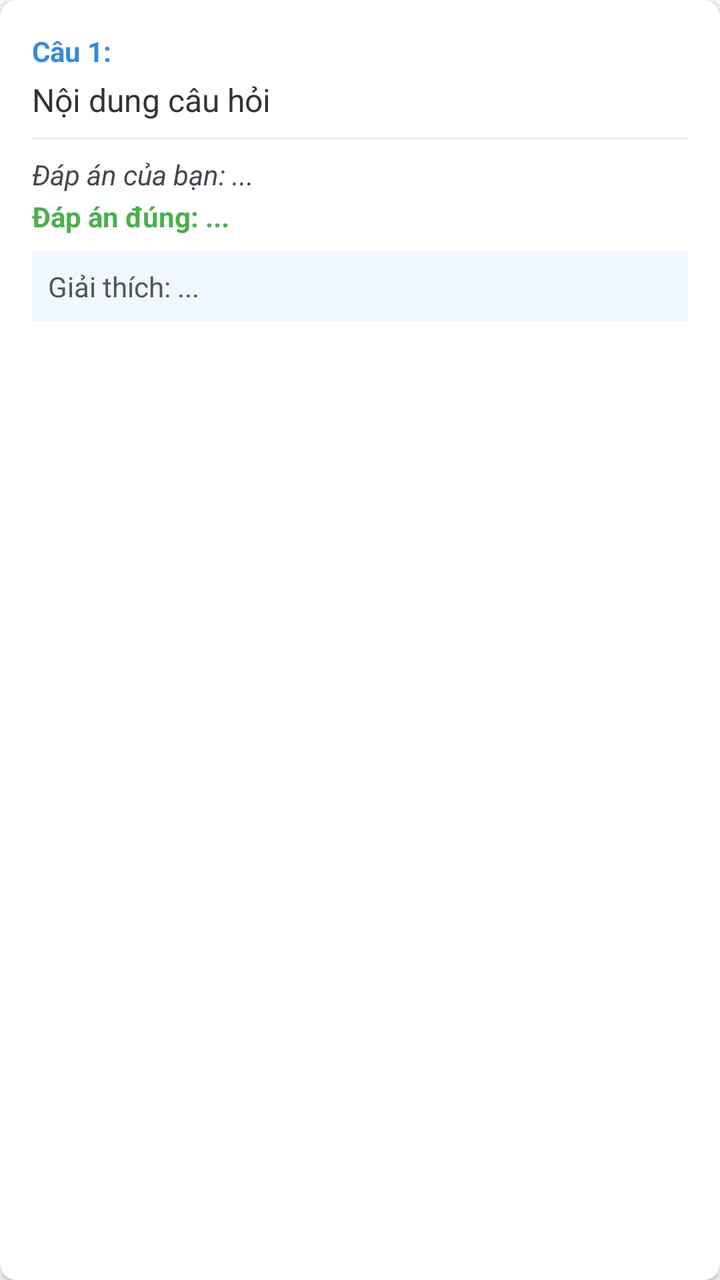
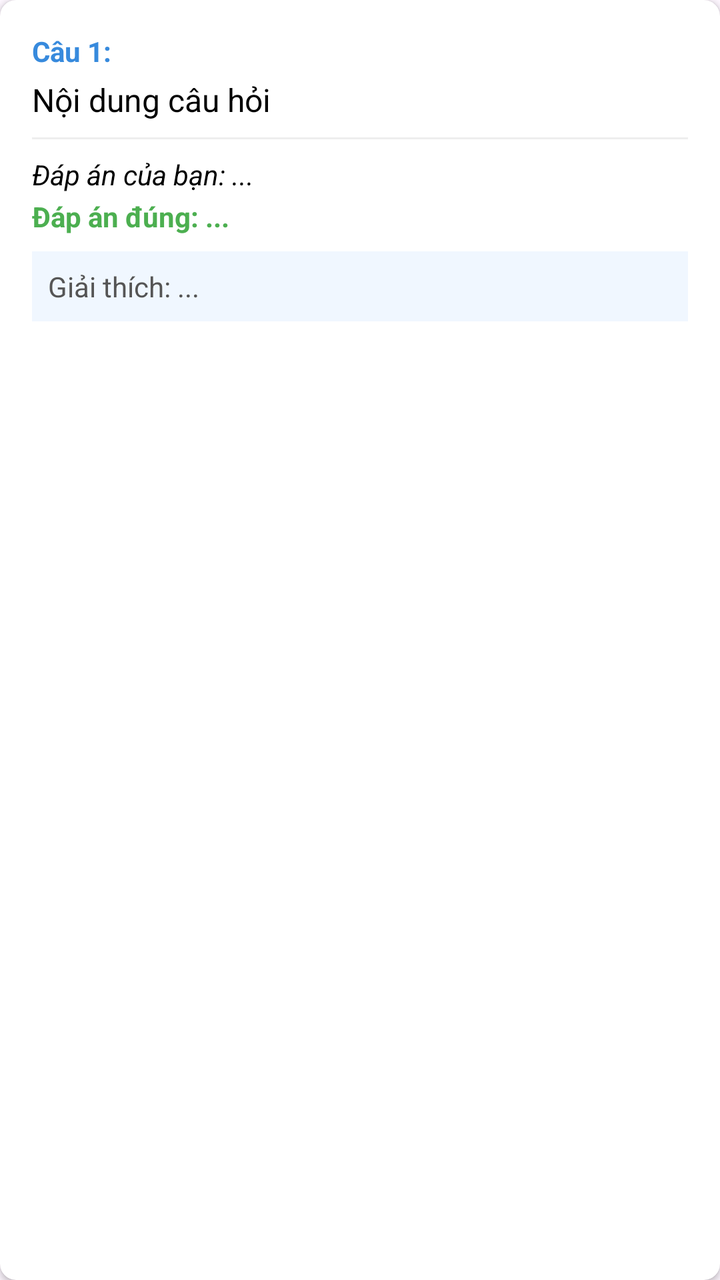

The first picture is an Android layout as it rendered before a commit; the second is the same layout after the commit. The layout source and the unified diff follow.
<!-- AndroidManifest.xml: application theme Theme.Nhom_2_Android_Final -->
<!-- res/layout/item_review_question.xml -->
<?xml version="1.0" encoding="utf-8"?>
<androidx.cardview.widget.CardView xmlns:android="http://schemas.android.com/apk/res/android"
    xmlns:app="http://schemas.android.com/apk/res-auto"
    android:layout_width="match_parent"
    android:layout_height="wrap_content"
    android:layout_margin="8dp"
    app:cardCornerRadius="8dp"
    app:cardElevation="2dp">

    <LinearLayout
        android:layout_width="match_parent"
        android:layout_height="wrap_content"
        android:orientation="vertical"
        android:padding="16dp">

        <TextView
            android:id="@+id/tvQuestionNo"
            android:layout_width="wrap_content"
            android:layout_height="wrap_content"
            android:text="Câu 1:"
            android:textColor="#378ADD"
            android:textStyle="bold" />

        <TextView
            android:id="@+id/tvQuestionContent"
            android:layout_width="match_parent"
            android:layout_height="wrap_content"
            android:layout_marginTop="4dp"
            android:text="Nội dung câu hỏi"
            android:textColor="#333333"
            android:textSize="16sp" />

        
        <FrameLayout
            android:id="@+id/flQuestionImage"
            android:layout_width="match_parent"
            android:layout_height="wrap_content"
            android:layout_marginTop="8dp"
            android:visibility="gone" />

        <View
            android:layout_width="match_parent"
            android:layout_height="1dp"
            android:layout_marginVertical="8dp"
            android:background="#EEEEEE" />

        <TextView
            android:id="@+id/tvUserAnswer"
            android:layout_width="match_parent"
            android:layout_height="wrap_content"
            android:text="Đáp án của bạn: ..."
            android:textStyle="italic" />

        <TextView
            android:id="@+id/tvCorrectAnswer"
            android:layout_width="match_parent"
            android:layout_height="wrap_content"
            android:layout_marginTop="2dp"
            android:text="Đáp án đúng: ..."
            android:textColor="#4CAF50"
            android:textStyle="bold" />

        <TextView
            android:id="@+id/tvExplanation"
            android:layout_width="match_parent"
            android:layout_height="wrap_content"
            android:layout_marginTop="8dp"
            android:background="#F0F7FF"
            android:padding="8dp"
            android:text="Giải thích: ..."
            android:textColor="#555555"
            android:textSize="14sp" />

    </LinearLayout>
</androidx.cardview.widget.CardView>
<!-- resources referenced by this layout -->
<resources>
  <style name="Theme.Nhom_2_Android_Final" parent="Base.Theme.Nhom_2_Android_Final" />
  <style name="Base.Theme.Nhom_2_Android_Final" parent="Theme.Material3.DayNight.NoActionBar">
          
          <item name="colorPrimary">@color/colorPrimary</item>
          <item name="android:statusBarColor">@color/colorPrimary</item>
      </style>
  <color name="colorPrimary">#4facfe</color>
</resources>

<!-- the commit's change to res/layout/item_review_question.xml (unified diff, before → after) -->
@@ -4,6 +4,7 @@
     android:layout_width="match_parent"
     android:layout_height="wrap_content"
     android:layout_margin="8dp"
+    app:cardBackgroundColor="@color/card_bg"
     app:cardCornerRadius="8dp"
     app:cardElevation="2dp">
 
@@ -27,7 +28,7 @@
             android:layout_height="wrap_content"
             android:layout_marginTop="4dp"
             android:text="Nội dung câu hỏi"
-            android:textColor="#333333"
+            android:textColor="@color/text_main"
             android:textSize="16sp" />
 
         
@@ -49,6 +50,7 @@
             android:layout_width="match_parent"
             android:layout_height="wrap_content"
             android:text="Đáp án của bạn: ..."
+            android:textColor="@color/text_main"
             android:textStyle="italic" />
 
         <TextView
@@ -65,10 +67,10 @@
             android:layout_width="match_parent"
             android:layout_height="wrap_content"
             android:layout_marginTop="8dp"
-            android:background="#F0F7FF"
+            android:background="@color/explanation_bg"
             android:padding="8dp"
             android:text="Giải thích: ..."
-            android:textColor="#555555"
+            android:textColor="@color/explanation_text"
             android:textSize="14sp" />
 
     </LinearLayout>
<!-- resource entries referenced after the edit -->
@@ -1,5 +1,9 @@
 <!-- resources referenced by this layout -->
 <resources>
+  <color name="card_bg">#FFFFFF</color>
+  <color name="explanation_bg">#F0F7FF</color>
+  <color name="explanation_text">#555555</color>
+  <color name="text_main">#000000</color>
   <style name="Theme.Nhom_2_Android_Final" parent="Base.Theme.Nhom_2_Android_Final" />
   <style name="Base.Theme.Nhom_2_Android_Final" parent="Theme.Material3.DayNight.NoActionBar">
           
